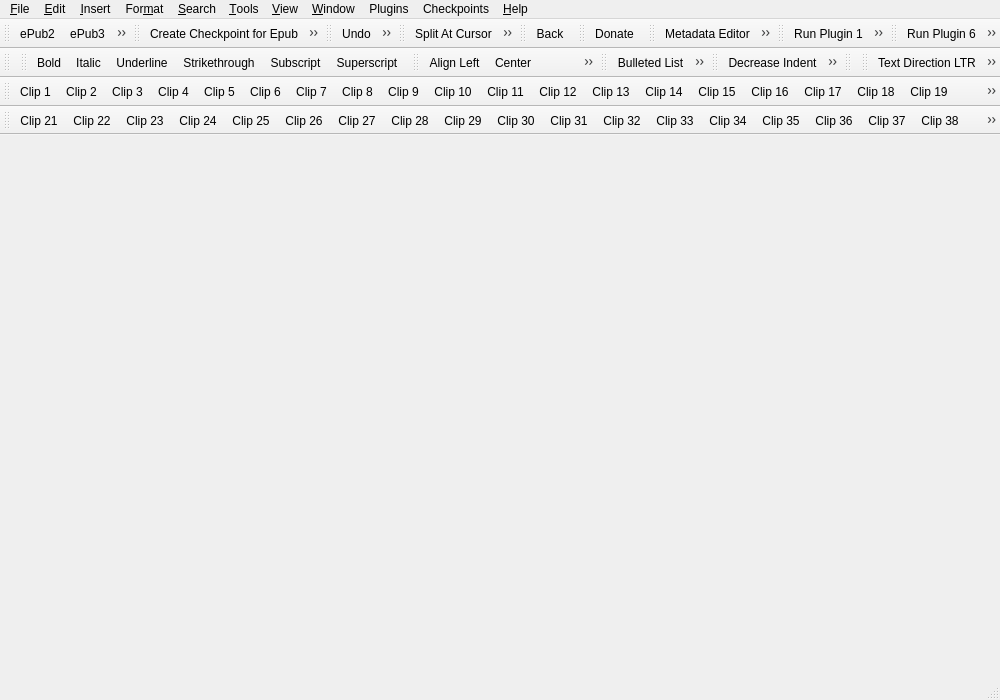
The window that src/Form_Files/main.ui (Sigil-Ebook/Sigil) describes before a commit, drawn with Qt 5.
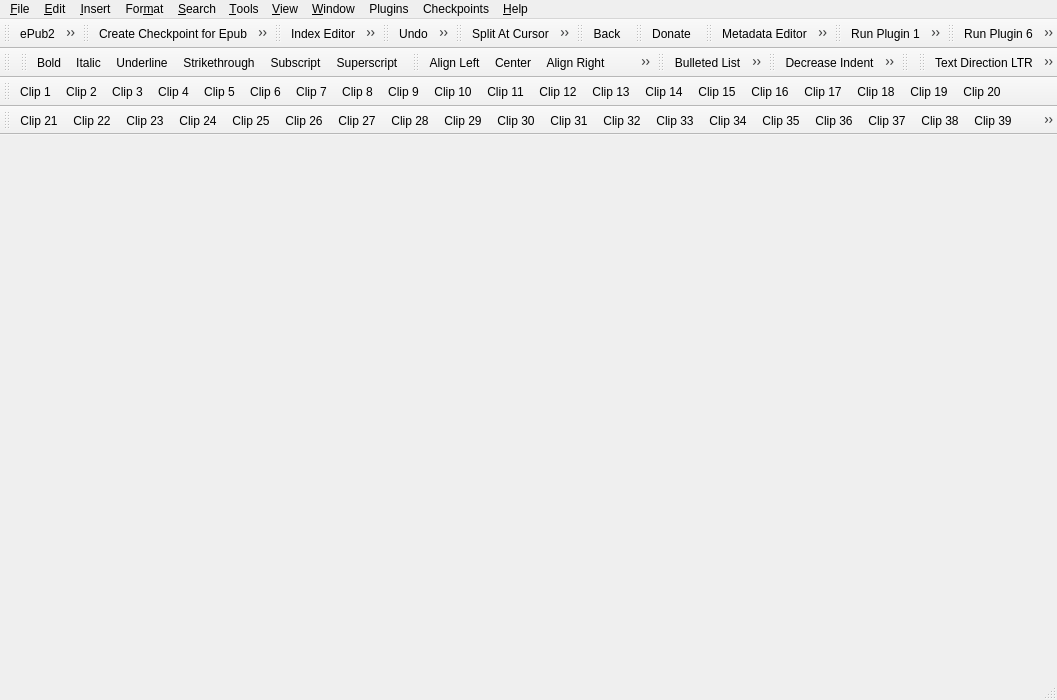
The same window after the commit. Icons and pictures are not drawn.

Commit message: add an Index toolbar

The edit to the form file:
```diff
--- a/src/Form_Files/main.ui
+++ b/src/Form_Files/main.ui
@@ -437,6 +437,22 @@
    <addaction name="actionDiff"/>
    <addaction name="actionManageRepo"/>
   </widget>
+  <widget class="QToolBar" name="toolBarIndexActions">
+   <property name="windowTitle">
+    <string>Index</string>
+   </property>
+   <attribute name="toolBarArea">
+    <enum>TopToolBarArea</enum>
+   </attribute>
+   <attribute name="toolBarBreak">
+    <bool>false</bool>
+   </attribute>
+   <addaction name="actionIndexEditor"/>
+   <addaction name="actionAddToIndex"/>
+   <addaction name="actionMarkForIndex"/>
+   <addaction name="actionCreateIndex"/>
+  </widget>
+
   <widget class="QToolBar" name="toolBarTextManip">
    <property name="windowTitle">
     <string>Edit</string>
```
Left out of the diff: 18 changed lines with no effect on the pictures. The commit also changes 2 other files.
